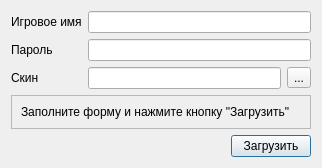
Before: the Qt Designer form skinuploaddialog.ui in dngulin/ttyhlauncher, drawn with Qt 5.
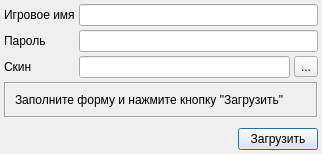
After: the same form once the commit is applied. Icons and pictures are not drawn.

Commit message: better look for dialogs

```diff
--- a/skinuploaddialog.ui
+++ b/skinuploaddialog.ui
@@ -7,7 +7,7 @@
     <x>0</x>
     <y>0</y>
     <width>322</width>
-    <height>168</height>
+    <height>154</height>
    </rect>
   </property>
   <property name="windowTitle">
@@ -21,6 +21,21 @@
    <bool>true</bool>
   </property>
   <layout class="QVBoxLayout" name="verticalLayout">
+   <property name="spacing">
+    <number>4</number>
+   </property>
+   <property name="leftMargin">
+    <number>4</number>
+   </property>
+   <property name="topMargin">
+    <number>4</number>
+   </property>
+   <property name="rightMargin">
+    <number>4</number>
+   </property>
+   <property name="bottomMargin">
+    <number>4</number>
+   </property>
    <item>
     <layout class="QGridLayout" name="formLayout">
      <item row="2" column="1">
@@ -69,10 +84,10 @@
    <item>
     <widget class="QFrame" name="messageFrame">
      <property name="frameShape">
-      <enum>QFrame::StyledPanel</enum>
+      <enum>QFrame::Box</enum>
      </property>
      <property name="frameShadow">
-      <enum>QFrame::Raised</enum>
+      <enum>QFrame::Sunken</enum>
      </property>
      <layout class="QGridLayout" name="gridLayout_2">
       <item row="0" column="0">
@@ -85,6 +100,22 @@
      </layout>
     </widget>
    </item>
+   <item>
+    <spacer name="verticalSpacer">
+     <property name="orientation">
+      <enum>Qt::Vertical</enum>
+     </property>
+     <property name="sizeType">
+      <enum>QSizePolicy::Expanding</enum>
+     </property>
+     <property name="sizeHint" stdset="0">
+      <size>
+       <width>20</width>
+       <height>0</height>
+      </size>
+     </property>
+    </spacer>
+   </item>
    <item>
     <layout class="QHBoxLayout" name="downLayout">
      <item>
```
The commit also changes 6 other files.
